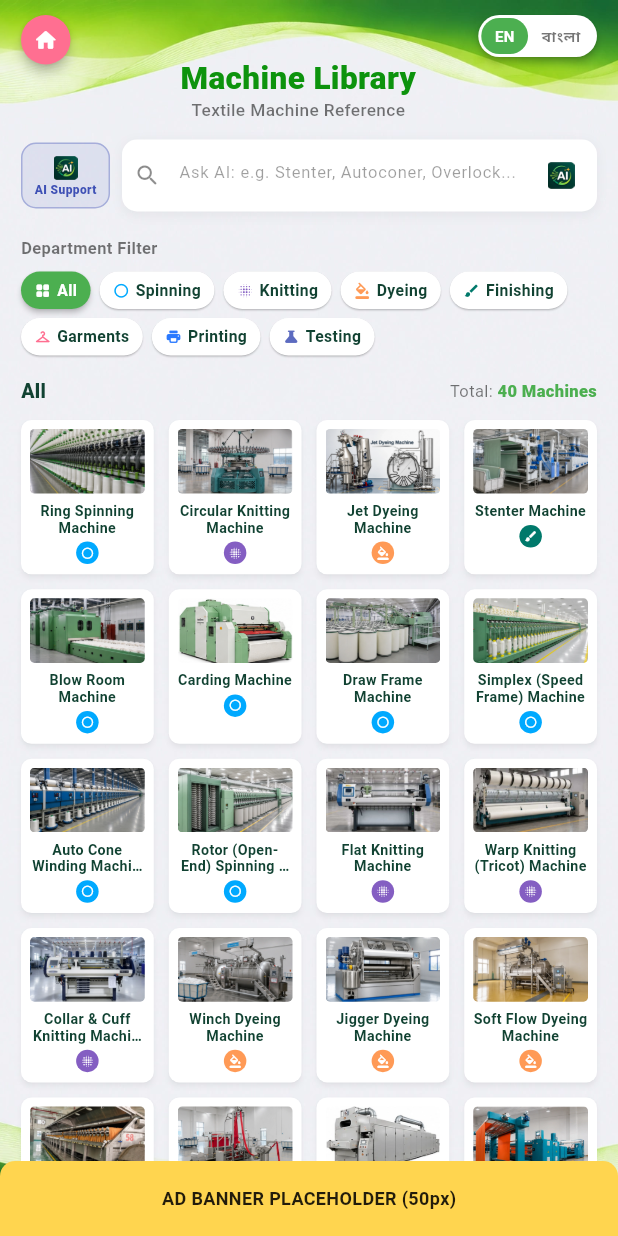
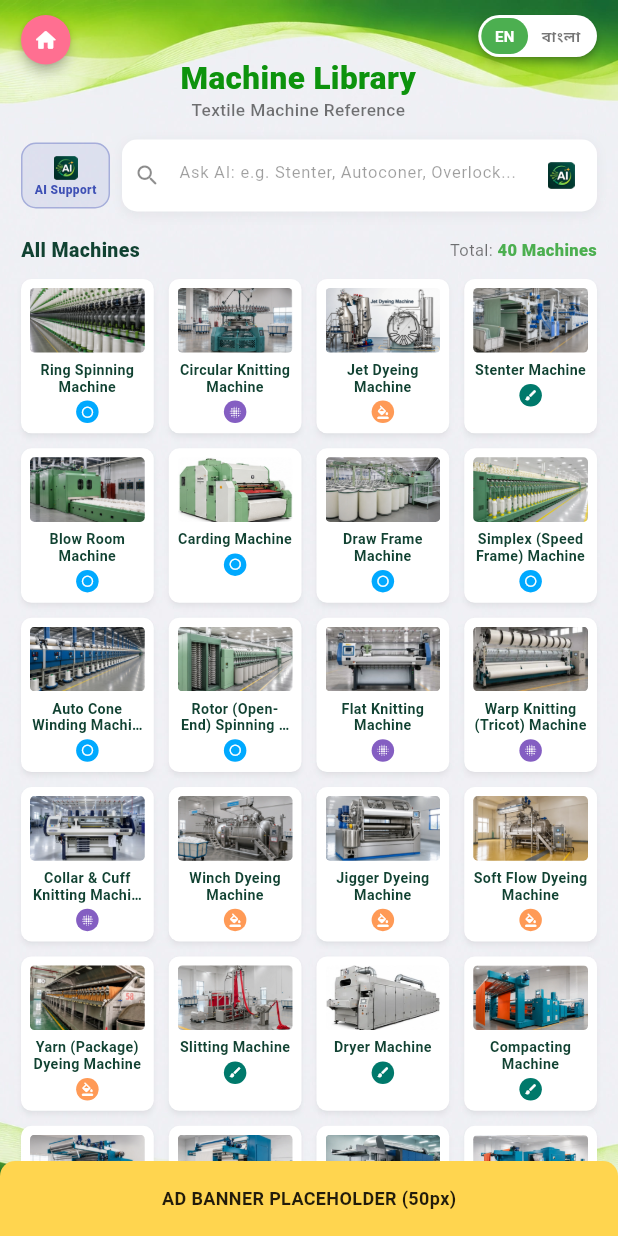
Before and after one commit to simion74/TexHelp, a Flutter app: the MachineLibraryScreen screen opened directly, on a phone screen of 412 x 824 dp. Run offline on Flutter 3.47's test engine with Material 3 defaults, Android fonts, the phone set to English and light mode, and no system bars; our stand-ins replace google_mobile_ads, pdf, share_plus, shared_preferences; missing offline and left inert: excel; accounts and stored records are empty; network calls fail.

Commit message:
Update machine_library_screen.dart

```diff
--- a/lib/screens/machine_library_screen.dart
+++ b/lib/screens/machine_library_screen.dart
@@ -5,7 +5,6 @@ import '../services/gemini_service.dart';
 import '../theme/app_colors.dart';
 import '../widgets/ai_icon.dart';
 import '../widgets/ai_result_card.dart';
-import '../widgets/department_filter_chips.dart';
 import '../widgets/library_scaffold.dart';
 import '../widgets/library_thumbnail.dart';
 import '../widgets/library_wave_header.dart';
@@ -20,7 +19,6 @@ class MachineLibraryScreen extends StatefulWidget {
 
 class _MachineLibraryScreenState extends State<MachineLibraryScreen> {
   bool _isEnglish = true;
-  String? _selectedDept; // null = All
   String _query = '';
 
   // 🤖 AI Support সার্চের স্টেট — এখানে যা সার্চ করা হবে তা আমাদের বিল্ড-ইন
@@ -35,19 +33,19 @@ class _MachineLibraryScreenState extends State<MachineLibraryScreen> {
   static const double _cardAspectRatio = 0.86;
 
   // 🔎 টাইপ করার সাথে সাথেই বিল্ড-ইন তালিকা ফিল্টার হবে (অফলাইনেও কাজ করে)
+  // ⚠️ Department filter সরিয়ে দেওয়া হয়েছে — এখন শুধু সার্চ কোয়েরি দিয়েই
+  // ফিল্টার হয়, সব মেশিন একসাথে একটাই লিস্টে দেখানো হয়।
   List<MachineItem> get _filtered {
+    final q = _query.toLowerCase();
+    if (q.isEmpty) return kMachines;
     return kMachines.where((m) {
-      final matchesDept =
-          _selectedDept == null || m.departmentId == _selectedDept;
-      final q = _query.toLowerCase();
-      final matchesQuery = _query.isEmpty ||
-          m.nameEn.toLowerCase().contains(q) ||
-          m.nameBn.contains(_query);
-      return matchesDept && matchesQuery;
+      return m.nameEn.toLowerCase().contains(q) || m.nameBn.contains(_query);
     }).toList();
   }
 
   Future<void> _searchMachineWithAi(String query) async {
+    if (query.trim().isEmpty) return;
+
     setState(() {
       _aiLoading = true;
       _aiError = null;
@@ -213,14 +211,6 @@ based on the closest matching real textile/garments machine.
                 description: _aiMachine!['primary_function'] as String?,
                 sections: [
                   AiInfoSection(
-                    heading: 'Input / Output',
-                    icon: Icons.compare_arrows_rounded,
-                    items: [
-                      'Input: ${_aiMachine!['inputs'] ?? '—'}',
-                      'Output: ${_aiMachine!['outputs'] ?? '—'}',
-                    ],
-                  ),
-                  AiInfoSection(
                     heading: _isEnglish ? 'Input / Output' : 'ইনপুট / আউটপুট',
                     icon: Icons.compare_arrows_rounded,
                     items: [
@@ -243,27 +233,16 @@ based on the closest matching real textile/garments machine.
               ),
           ],
           const SizedBox(height: 16),
-          const Text(
-            'Department Filter',
-            style: TextStyle(
-                fontSize: 11,
-                fontWeight: FontWeight.w700,
-                color: Colors.black54),
-          ),
-          const SizedBox(height: 8),
-          DepartmentFilterChips(
-            selectedId: _selectedDept,
-            onSelected: (id) => setState(() => _selectedDept = id),
-          ),
-          const SizedBox(height: 14),
+
+          // 📋 এখন সরাসরি সার্চ বক্সের নিচেই সম্পূর্ণ মেশিন লিস্ট — কোনো
+          // department filter chip নেই, কারণ মেশিন সংখ্যা কম এবং AI Support
+          // দিয়ে যেকোনো মেশিন খোঁজা সম্ভব।
           Row(
             mainAxisAlignment: MainAxisAlignment.spaceBetween,
             children: [
-              Text(
-                _selectedDept == null
-                    ? 'All'
-                    : findDepartment(_selectedDept!)?.nameEn ?? '',
-                style: const TextStyle(
+              const Text(
+                'All Machines',
+                style: TextStyle(
                     fontSize: 13,
                     fontWeight: FontWeight.w800,
                     color: AppColors.darkGreen),
@@ -284,6 +263,19 @@ based on the closest matching real textile/garments machine.
             ],
           ),
           const SizedBox(height: 10),
+          if (filtered.isEmpty)
+            Padding(
+              padding: const EdgeInsets.symmetric(vertical: 30),
+              child: Center(
+                child: Text(
+                  _isEnglish
+                      ? 'No machine found. Try Ask AI above.'
+                      : 'কোনো মেশিন পাওয়া যায়নি। উপরে Ask AI ব্যবহার করুন।',
+                  style: const TextStyle(fontSize: 12, color: Colors.black45),
+                ),
+              ),
+            )
+          else
             GridView.builder(
               shrinkWrap: true,
               physics: const NeverScrollableScrollPhysics(),
@@ -350,7 +342,9 @@ class _MachineCard extends StatelessWidget {
             crossAxisAlignment: CrossAxisAlignment.stretch,
             mainAxisSize: MainAxisSize.min,
             children: [
-              // 🖼️ থাম্বনেইল — সবসময় ১৬:৯ অনুপাতে
+              // 🖼️ থাম্বনেইল — machine.images এর প্রথম ছবিটাই এখানে দেখানো
+              // হয়, ডিটেইলস স্ক্রিনেও একই images লিস্ট ব্যবহার হয় বলে
+              // প্রথম ছবিটা দুই স্ক্রিনেই এক থাকে।
               AspectRatio(
                 aspectRatio: 16 / 9,
                 child: LibraryThumbnail(
```
Lines whose indentation alone changed are shown as unchanged.
